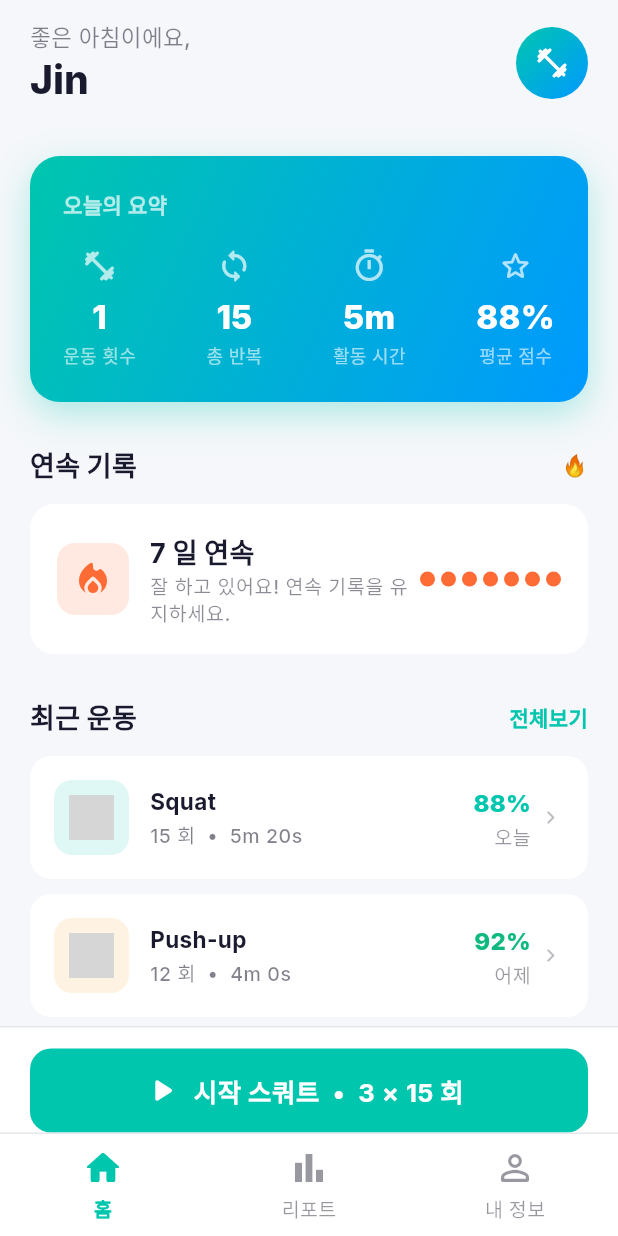
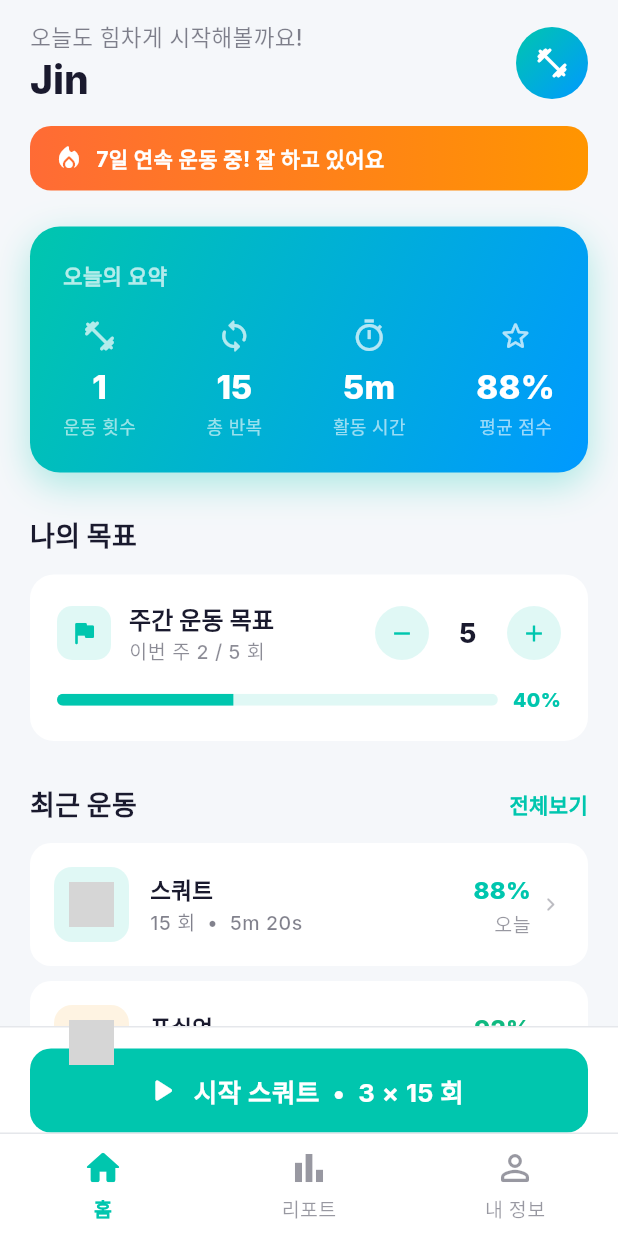
Before and after one commit to 06-month/BPT, a Flutter app: the HomeScreen screen opened by its route, on a phone screen of 412 x 824 dp. Run offline on Flutter 3.47's test engine with Material 3 defaults, Android fonts, the phone set to English and light mode, and no system bars; our stand-ins replace fl_chart, flutter_riverpod, go_router, google_fonts, video_player; grey boxes are pictures that could not be loaded.

Commit message:
feat: 홈 목표 카드, 자동 로그인, UI 문구 개선
- 홈화면 연속기록 섹션 → 주간 운동 목표 카드로 교체 (달성률 프로그레스 바, +/- 조절)
- streak >= 2일 시 홈 상단에 연속 운동 배너 표시
- 연속 기록 이모지(🔥) 배너 텍스트 및 프로필 통계에서 제거
- 최근 운동 타일 한글 모드에서 운동 이름 한글로 표시
- 로그인 화면 자동 로그인 체크박스 추가, 스플래시에서 자동 로그인 처리
- 홈 인사말 및 로그인 화면 문구를 긍정적·동기부여 멘트로 변경

Co-Authored-By: Claude Sonnet 4.6 <noreply@anthropic.com>

```diff
--- a/bpt/lib/core/i18n/app_strings.dart
+++ b/bpt/lib/core/i18n/app_strings.dart
@@ -75,6 +75,7 @@ class AppStrings {
   final String exercises;
   final String keepChain;
   final String dayStreak;
+  final String myGoal;
 
   // ── Exercise Selection ───────────────────────────────────────────────────
   final String selectExercise;
@@ -222,6 +223,7 @@ class AppStrings {
     required this.exercises,
     required this.keepChain,
     required this.dayStreak,
+    required this.myGoal,
     required this.selectExercise,
     required this.chooseExercise,
     required this.aiTrackForm,
@@ -310,7 +312,7 @@ class AppStrings {
     navHome: 'Home',
     navReport: 'Report',
     navProfile: 'Profile',
-    welcomeBack: 'Welcome Back',
+    welcomeBack: "Let's Get Moving!",
     createAccount: 'Create Account',
     signIn: 'Sign In',
     signUp: 'Sign Up',
@@ -323,7 +325,7 @@ class AppStrings {
     minSixChars: 'Min 6 characters',
     nameRequired: 'Name is required',
     validEmail: 'Enter valid email',
-    signInSubtitle: 'Sign in to continue training',
+    signInSubtitle: 'Your best workout is waiting!',
     signUpSubtitle: 'Start your AI-powered fitness journey',
     username: 'Username',
     confirmPassword: 'Confirm Password',
@@ -346,9 +348,9 @@ class AppStrings {
     personalInfo: 'Personal Info',
     bodyStats: 'Body Stats',
     required: 'Required',
-    greetingMorning: 'Good morning,',
-    greetingAfternoon: 'Good afternoon,',
-    greetingEvening: 'Good evening,',
+    greetingMorning: "Let's crush it today!",
+    greetingAfternoon: 'Perfect time to work out!',
+    greetingEvening: 'Give it your all tonight!',
     todaySummary: "Today's Summary",
     workouts: 'Workouts',
     totalReps: 'Total Reps',
@@ -361,6 +363,7 @@ class AppStrings {
     exercises: 'Exercises',
     keepChain: "Keep it up! Don't break the chain.",
     dayStreak: 'Day Streak',
+    myGoal: 'My Goal',
     selectExercise: 'Select Exercise',
     chooseExercise: 'Choose Your Exercise',
     aiTrackForm: 'AI will track your form and count reps',
@@ -449,7 +452,7 @@ class AppStrings {
     navHome: '홈',
     navReport: '리포트',
     navProfile: '내 정보',
-    welcomeBack: '다시 오셨군요',
+    welcomeBack: '오늘도 열심히 해봐요!',
     createAccount: '계정 만들기',
     signIn: '로그인',
     signUp: '회원가입',
@@ -462,7 +465,7 @@ class AppStrings {
     minSixChars: '최소 6자 이상',
     nameRequired: '이름을 입력해주세요',
     validEmail: '유효한 이메일을 입력해주세요',
-    signInSubtitle: '로그인하여 트레이닝을 계속하세요',
+    signInSubtitle: '최고의 운동이 기다리고 있어요!',
     signUpSubtitle: 'AI 피트니스 여정을 시작하세요',
     username: '아이디',
     confirmPassword: '비밀번호 확인',
@@ -485,9 +488,9 @@ class AppStrings {
     personalInfo: '개인 정보',
     bodyStats: '신체 정보',
     required: '필수 입력',
-    greetingMorning: '좋은 아침이에요,',
-    greetingAfternoon: '안녕하세요,',
-    greetingEvening: '수고하셨어요,',
+    greetingMorning: '오늘도 힘차게 시작해볼까요!',
+    greetingAfternoon: '지금이 딱 운동하기 좋은 시간이에요!',
+    greetingEvening: '오늘도 최선을 다해봐요!',
     todaySummary: '오늘의 요약',
     workouts: '운동 횟수',
     totalReps: '총 반복',
@@ -500,6 +503,7 @@ class AppStrings {
     exercises: '운동 종목',
     keepChain: '잘 하고 있어요! 연속 기록을 유지하세요.',
     dayStreak: '일 연속',
+    myGoal: '나의 목표',
     selectExercise: '운동 선택',
     chooseExercise: '운동을 선택하세요',
     aiTrackForm: 'AI가 자세를 추적하고 횟수를 카운트합니다',
--- a/bpt/lib/features/home/providers/home_provider.dart
+++ b/bpt/lib/features/home/providers/home_provider.dart
@@ -6,6 +6,17 @@ import '../../../models/user_model.dart';
 import '../../../models/workout_record_model.dart';
 
 final currentUserProvider = Provider<UserModel>((ref) => mockUser);
+
+final weeklyWorkoutGoalProvider = StateProvider<int>((ref) => 5);
+
+final weeklyWorkoutsProvider = Provider<int>((ref) {
+  final now = DateTime.now();
+  final weekStart = DateTime(now.year, now.month, now.day)
+      .subtract(Duration(days: now.weekday - 1));
+  return mockWorkoutRecords
+      .where((r) => !r.date.isBefore(weekStart))
+      .length;
+});
 
 final recentRecordsProvider = Provider<List<WorkoutRecordModel>>(
   (ref) => mockWorkoutRecords.take(3).toList(),
--- a/bpt/lib/features/home/screens/home_screen.dart
+++ b/bpt/lib/features/home/screens/home_screen.dart
@@ -39,13 +39,15 @@ class HomeScreen extends ConsumerWidget {
             padding: const EdgeInsets.fromLTRB(20, 0, 20, 120),
             sliver: SliverList(
               delegate: SliverChildListDelegate([
+                if ((summary['streak'] as int) >= 2)
+                  _StreakBanner(
+                      streak: summary['streak'] as int, strings: s),
                 const SizedBox(height: 20),
                 _TodaySummaryCard(summary: summary, strings: s),
                 const SizedBox(height: 28),
-                _SectionHeader(title: s.streak, trailing: '🔥'),
+                _SectionHeader(title: s.myGoal),
                 const SizedBox(height: 12),
-                _StreakRow(
-                    streak: summary['streak'] as int, strings: s),
+                _WeeklyGoalCard(strings: s),
                 const SizedBox(height: 28),
                 _SectionHeader(
                   title: s.recentWorkouts,
@@ -242,17 +244,66 @@ class _StatItem extends StatelessWidget {
   }
 }
 
-// ── Streak Row ─────────────────────────────────────────────────────────────
-class _StreakRow extends StatelessWidget {
-  const _StreakRow({required this.streak, required this.strings});
+// ── Streak Banner (맨 위, streak >= 2일 때만) ────────────────────────────────
+class _StreakBanner extends StatelessWidget {
+  const _StreakBanner({required this.streak, required this.strings});
   final int streak;
   final dynamic strings;
 
   @override
   Widget build(BuildContext context) {
+    final s = strings;
+    return Container(
+      margin: const EdgeInsets.only(bottom: 4),
+      padding: const EdgeInsets.symmetric(horizontal: 16, vertical: 11),
+      decoration: BoxDecoration(
+        gradient: const LinearGradient(
+          colors: [Color(0xFFFF6B35), Color(0xFFFF9500)],
+        ),
+        borderRadius: BorderRadius.circular(14),
+      ),
+      child: Row(
+        children: [
+          const Icon(Icons.local_fire_department_rounded,
+              color: Colors.white, size: 20),
+          const SizedBox(width: 8),
+          Expanded(
+            child: Text(
+              s.locale == 'ko'
+                  ? '$streak일 연속 운동 중! 잘 하고 있어요'
+                  : '$streak-day streak! Keep it up!',
+              style: const TextStyle(
+                color: Colors.white,
+                fontWeight: FontWeight.w700,
+                fontSize: 14,
+              ),
+            ),
+          ),
+        ],
+      ),
+    );
+  }
+}
+
+// ── Weekly Goal Card ───────────────────────────────────────────────────────
+class _WeeklyGoalCard extends ConsumerWidget {
+  const _WeeklyGoalCard({required this.strings});
+  final dynamic strings;
+
+  @override
+  Widget build(BuildContext context, WidgetRef ref) {
     final theme = Theme.of(context);
     final isDark = theme.brightness == Brightness.dark;
     final s = strings;
+    final goal = ref.watch(weeklyWorkoutGoalProvider);
+    final current = ref.watch(weeklyWorkoutsProvider);
+    final progress = (current / goal).clamp(0.0, 1.0);
+
+    final color = progress >= 1.0
+        ? AppColors.scoreExcellent
+        : progress >= 0.5
+            ? AppColors.scoreGood
+            : AppColors.primary;
 
     return Container(
       padding: const EdgeInsets.all(18),
@@ -260,29 +311,33 @@ class _StreakRow extends StatelessWidget {
         color: isDark ? AppColors.darkCard : AppColors.lightCard,
         borderRadius: BorderRadius.circular(16),
       ),
-      child: Row(
+      child: Column(
+        crossAxisAlignment: CrossAxisAlignment.start,
+        children: [
+          Row(
             children: [
               Container(
-            padding: const EdgeInsets.all(10),
+                padding: const EdgeInsets.all(8),
                 decoration: BoxDecoration(
-              color: AppColors.secondary.withValues(alpha: 0.15),
-              borderRadius: BorderRadius.circular(12),
+                  color: color.withValues(alpha: 0.12),
+                  borderRadius: BorderRadius.circular(10),
                 ),
-            child: const Icon(Icons.local_fire_department_rounded,
-                color: AppColors.secondary, size: 28),
+                child: Icon(Icons.flag_rounded, color: color, size: 20),
               ),
-          const SizedBox(width: 14),
+              const SizedBox(width: 12),
               Expanded(
                 child: Column(
                   crossAxisAlignment: CrossAxisAlignment.start,
                   children: [
                     Text(
-                  '$streak ${s.dayStreak}',
-                  style: theme.textTheme.titleMedium
+                      s.locale == 'ko' ? '주간 운동 목표' : 'Weekly Workout Goal',
+                      style: theme.textTheme.titleSmall
                           ?.copyWith(fontWeight: FontWeight.w700),
                     ),
                     Text(
-                  s.keepChain,
+                      s.locale == 'ko'
+                          ? '이번 주 $current / $goal 회'
+                          : '$current / $goal this week',
                       style: theme.textTheme.bodySmall?.copyWith(
                         color: theme.colorScheme.onSurface
                             .withValues(alpha: 0.5),
@@ -292,20 +347,62 @@ class _StreakRow extends StatelessWidget {
                 ),
               ),
               Row(
-            children: List.generate(
-              7,
-              (i) => Container(
-                width: 10,
-                height: 10,
-                margin: const EdgeInsets.only(left: 4),
-                decoration: BoxDecoration(
-                  shape: BoxShape.circle,
-                  color: i < streak
-                      ? AppColors.secondary
-                      : AppColors.lightDivider,
+                children: [
+                  _CircleBtn(
+                    icon: Icons.remove,
+                    onTap: goal > 1
+                        ? () => ref
+                            .read(weeklyWorkoutGoalProvider.notifier)
+                            .state = goal - 1
+                        : null,
+                  ),
+                  const SizedBox(width: 10),
+                  SizedBox(
+                    width: 32,
+                    child: Text(
+                      '$goal',
+                      textAlign: TextAlign.center,
+                      style: theme.textTheme.titleMedium
+                          ?.copyWith(fontWeight: FontWeight.w800),
+                    ),
+                  ),
+                  const SizedBox(width: 10),
+                  _CircleBtn(
+                    icon: Icons.add,
+                    onTap: goal < 14
+                        ? () => ref
+                            .read(weeklyWorkoutGoalProvider.notifier)
+                            .state = goal + 1
+                        : null,
+                  ),
+                ],
+              ),
+            ],
+          ),
+          const SizedBox(height: 14),
+          Row(
+            children: [
+              Expanded(
+                child: ClipRRect(
+                  borderRadius: BorderRadius.circular(6),
+                  child: LinearProgressIndicator(
+                    value: progress,
+                    backgroundColor: color.withValues(alpha: 0.12),
+                    valueColor: AlwaysStoppedAnimation<Color>(color),
+                    minHeight: 8,
                   ),
                 ),
               ),
+              const SizedBox(width: 10),
+              Text(
+                '${(progress * 100).toInt()}%',
+                style: TextStyle(
+                  color: color,
+                  fontWeight: FontWeight.w800,
+                  fontSize: 13,
+                ),
+              ),
+            ],
           ),
         ],
       ),
@@ -429,7 +526,7 @@ class _RecentWorkoutTile extends StatelessWidget {
                 crossAxisAlignment: CrossAxisAlignment.start,
                 children: [
                   Text(
-                    record.exerciseName,
+                    s.locale == 'ko' ? ex.nameKr : record.exerciseName,
                     style: theme.textTheme.bodyMedium
                         ?.copyWith(fontWeight: FontWeight.w700),
                   ),
@@ -491,6 +588,7 @@ class _ExercisePickerGrid extends ConsumerWidget {
 
     return GridView.builder(
       shrinkWrap: true,
+      padding: EdgeInsets.zero,
       physics: const NeverScrollableScrollPhysics(),
       gridDelegate: const SliverGridDelegateWithFixedCrossAxisCount(
         crossAxisCount: 2,
--- a/bpt/lib/features/profile/screens/profile_screen.dart
+++ b/bpt/lib/features/profile/screens/profile_screen.dart
@@ -385,7 +385,7 @@ class _StatsRow extends StatelessWidget {
         Expanded(
             child: _StatCard(
                 label: s.dayStreak,
-                value: '${user.streakDays}🔥',
+                value: '${user.streakDays}',
                 icon: Icons.local_fire_department_rounded,
                 color: AppColors.secondary)),
         const SizedBox(width: 12),
```
Also changed, not shown: bpt/lib/features/auth/providers/auth_provider.dart (+8 -0 lines), bpt/lib/features/auth/screens/login_screen.dart (+38 -2 lines), bpt/lib/features/splash/splash_screen.dart (+12 -4 lines). Lines whose indentation alone changed are shown as unchanged.
